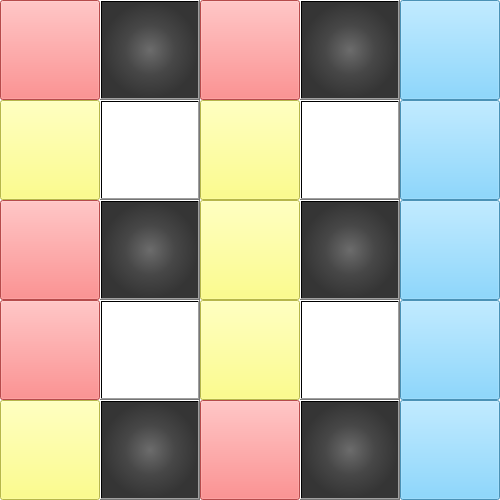
Old version of the form NightmareRealm/mainwindow.ui in the repository GrigoryPA/TagGame.
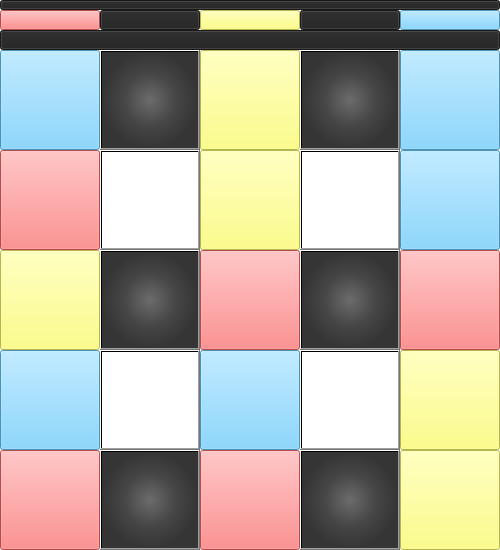
New version of the form.

Commit message: add finish of game

```diff
--- a/NightmareRealm/mainwindow.ui
+++ b/NightmareRealm/mainwindow.ui
@@ -7,7 +7,7 @@
     <x>0</x>
     <y>0</y>
     <width>500</width>
-    <height>500</height>
+    <height>550</height>
    </rect>
   </property>
   <property name="windowTitle">
@@ -20,8 +20,8 @@
    <widget class="QPushButton" name="pushRed_1">
     <property name="geometry">
      <rect>
-      <x>0</x>
-      <y>0</y>
+      <x>400</x>
+      <y>250</y>
       <width>100</width>
       <height>100</height>
      </rect>
@@ -47,7 +47,7 @@
     <property name="geometry">
      <rect>
       <x>0</x>
-      <y>200</y>
+      <y>150</y>
       <width>100</width>
       <height>100</height>
      </rect>
@@ -73,7 +73,7 @@
     <property name="geometry">
      <rect>
       <x>200</x>
-      <y>0</y>
+      <y>250</y>
       <width>100</width>
       <height>100</height>
      </rect>
@@ -99,7 +99,7 @@
     <property name="geometry">
      <rect>
       <x>200</x>
-      <y>400</y>
+      <y>450</y>
       <width>100</width>
       <height>100</height>
      </rect>
@@ -125,7 +125,7 @@
     <property name="geometry">
      <rect>
       <x>200</x>
-      <y>200</y>
+      <y>150</y>
       <width>100</width>
       <height>100</height>
      </rect>
@@ -150,8 +150,8 @@
    <widget class="QPushButton" name="pushYellow_4">
     <property name="geometry">
      <rect>
-      <x>0</x>
-      <y>400</y>
+      <x>400</x>
+      <y>450</y>
       <width>100</width>
       <height>100</height>
      </rect>
@@ -177,7 +177,7 @@
     <property name="geometry">
      <rect>
       <x>100</x>
-      <y>200</y>
+      <y>250</y>
       <width>100</width>
       <height>100</height>
      </rect>
@@ -204,7 +204,7 @@
     <property name="geometry">
      <rect>
       <x>100</x>
-      <y>0</y>
+      <y>50</y>
       <width>100</width>
       <height>100</height>
      </rect>
@@ -231,7 +231,7 @@
     <property name="geometry">
      <rect>
       <x>300</x>
-      <y>300</y>
+      <y>350</y>
       <width>100</width>
       <height>100</height>
      </rect>
@@ -259,7 +259,7 @@
     <property name="geometry">
      <rect>
       <x>300</x>
-      <y>100</y>
+      <y>150</y>
       <width>100</width>
       <height>100</height>
      </rect>
@@ -287,7 +287,7 @@
     <property name="geometry">
      <rect>
       <x>100</x>
-      <y>300</y>
+      <y>350</y>
       <width>100</width>
       <height>100</height>
      </rect>
@@ -315,7 +315,7 @@
     <property name="geometry">
      <rect>
       <x>0</x>
-      <y>300</y>
+      <y>450</y>
       <width>100</width>
       <height>100</height>
      </rect>
@@ -340,8 +340,8 @@
    <widget class="QPushButton" name="pushYellow_1">
     <property name="geometry">
      <rect>
-      <x>200</x>
-      <y>300</y>
+      <x>400</x>
+      <y>350</y>
       <width>100</width>
       <height>100</height>
      </rect>
@@ -367,7 +367,7 @@
     <property name="geometry">
      <rect>
       <x>0</x>
-      <y>100</y>
+      <y>250</y>
       <width>100</width>
       <height>100</height>
      </rect>
@@ -393,7 +393,7 @@
     <property name="geometry">
      <rect>
       <x>200</x>
-      <y>100</y>
+      <y>50</y>
       <width>100</width>
       <height>100</height>
      </rect>
@@ -419,7 +419,7 @@
     <property name="geometry">
      <rect>
       <x>100</x>
-      <y>100</y>
+      <y>150</y>
       <width>100</width>
       <height>100</height>
      </rect>
@@ -447,7 +447,7 @@
     <property name="geometry">
      <rect>
       <x>300</x>
-      <y>200</y>
+      <y>250</y>
       <width>100</width>
       <height>100</height>
      </rect>
@@ -474,7 +474,7 @@
     <property name="geometry">
      <rect>
       <x>100</x>
-      <y>400</y>
+      <y>450</y>
       <width>100</width>
       <height>100</height>
      </rect>
@@ -501,7 +501,7 @@
     <property name="geometry">
      <rect>
       <x>300</x>
-      <y>0</y>
+      <y>50</y>
       <width>100</width>
       <height>100</height>
      </rect>
@@ -528,7 +528,7 @@
     <property name="geometry">
      <rect>
       <x>300</x>
-      <y>400</y>
+      <y>450</y>
       <width>100</width>
       <height>100</height>
      </rect>
@@ -555,7 +555,7 @@
     <property name="geometry">
      <rect>
       <x>400</x>
-      <y>100</y>
+      <y>150</y>
       <width>100</width>
       <height>100</height>
      </rect>
@@ -580,8 +580,8 @@
    <widget class="QPushButton" name="pushBlue_2">
     <property name="geometry">
      <rect>
-      <x>400</x>
-      <y>200</y>
+      <x>200</x>
+      <y>350</y>
       <width>100</width>
       <height>100</height>
      </rect>
@@ -606,8 +606,8 @@
    <widget class="QPushButton" name="pushBlue_3">
     <property name="geometry">
      <rect>
-      <x>400</x>
-      <y>0</y>
+      <x>0</x>
+      <y>50</y>
       <width>100</width>
       <height>100</height>
      </rect>
@@ -633,7 +633,7 @@
     <property name="geometry">
      <rect>
       <x>400</x>
-      <y>400</y>
+      <y>50</y>
       <width>100</width>
       <height>100</height>
      </rect>
@@ -658,8 +658,8 @@
    <widget class="QPushButton" name="pushBlue_5">
     <property name="geometry">
      <rect>
-      <x>400</x>
-      <y>300</y>
+      <x>0</x>
+      <y>350</y>
       <width>100</width>
       <height>100</height>
      </rect>
@@ -681,6 +681,188 @@
      <string/>
     </property>
    </widget>
+   <widget class="QPushButton" name="Red">
+    <property name="geometry">
+     <rect>
+      <x>0</x>
+      <y>10</y>
+      <width>100</width>
+      <height>20</height>
+     </rect>
+    </property>
+    <property name="font">
+     <font>
+      <family>MS UI Gothic</family>
+      <pointsize>24</pointsize>
+      <weight>50</weight>
+      <bold>false</bold>
+     </font>
+    </property>
+    <property name="styleSheet">
+     <string notr="true">background-color: rgb(255, 105, 105);
+color: rgb(0, 0, 0);
+</string>
+    </property>
+    <property name="text">
+     <string/>
+    </property>
+   </widget>
+   <widget class="QPushButton" name="Blue">
+    <property name="geometry">
+     <rect>
+      <x>400</x>
+      <y>10</y>
+      <width>100</width>
+      <height>20</height>
+     </rect>
+    </property>
+    <property name="font">
+     <font>
+      <family>MS UI Gothic</family>
+      <pointsize>24</pointsize>
+      <weight>50</weight>
+      <bold>false</bold>
+     </font>
+    </property>
+    <property name="styleSheet">
+     <string notr="true">background-color: rgb(105, 205, 255);
+color: rgb(0, 0, 0);
+</string>
+    </property>
+    <property name="text">
+     <string/>
+    </property>
+   </widget>
+   <widget class="QPushButton" name="Yellow">
+    <property name="geometry">
+     <rect>
+      <x>200</x>
+      <y>10</y>
+      <width>100</width>
+      <height>20</height>
+     </rect>
+    </property>
+    <property name="font">
+     <font>
+      <family>MS UI Gothic</family>
+      <pointsize>24</pointsize>
+      <weight>50</weight>
+      <bold>false</bold>
+     </font>
+    </property>
+    <property name="styleSheet">
+     <string notr="true">background-color: rgb(255, 255, 105);
+color: rgb(0, 0, 0);
+</string>
+    </property>
+    <property name="text">
+     <string/>
+    </property>
+   </widget>
+   <widget class="QPushButton" name="iron">
+    <property name="geometry">
+     <rect>
+      <x>100</x>
+      <y>10</y>
+      <width>100</width>
+      <height>20</height>
+     </rect>
+    </property>
+    <property name="font">
+     <font>
+      <family>MS UI Gothic</family>
+      <pointsize>24</pointsize>
+      <weight>50</weight>
+      <bold>false</bold>
+     </font>
+    </property>
+    <property name="styleSheet">
+     <string notr="true">background-color: rgb(33, 33, 33);
+color: rgb(0, 0, 0);
+</string>
+    </property>
+    <property name="text">
+     <string/>
+    </property>
+   </widget>
+   <widget class="QPushButton" name="iron_2">
+    <property name="geometry">
+     <rect>
+      <x>300</x>
+      <y>10</y>
+      <width>100</width>
+      <height>20</height>
+     </rect>
+    </property>
+    <property name="font">
+     <font>
+      <family>MS UI Gothic</family>
+      <pointsize>24</pointsize>
+      <weight>50</weight>
+      <bold>false</bold>
+     </font>
+    </property>
+    <property name="styleSheet">
+     <string notr="true">background-color: rgb(33, 33, 33);
+color: rgb(0, 0, 0);
+</string>
+    </property>
+    <property name="text">
+     <string/>
+    </property>
+   </widget>
+   <widget class="QPushButton" name="iron_3">
+    <property name="geometry">
+     <rect>
+      <x>0</x>
+      <y>30</y>
+      <width>500</width>
+      <height>20</height>
+     </rect>
+    </property>
+    <property name="font">
+     <font>
+      <family>MS UI Gothic</family>
+      <pointsize>24</pointsize>
+      <weight>50</weight>
+      <bold>false</bold>
+     </font>
+    </property>
+    <property name="styleSheet">
+     <string notr="true">background-color: rgb(33, 33, 33);
+color: rgb(0, 0, 0);
+</string>
+    </property>
+    <property name="text">
+     <string/>
+    </property>
+   </widget>
+   <widget class="QPushButton" name="iron_4">
+    <property name="geometry">
+     <rect>
+      <x>0</x>
+      <y>0</y>
+      <width>500</width>
+      <height>10</height>
+     </rect>
+    </property>
+    <property name="font">
+     <font>
+      <family>MS UI Gothic</family>
+      <pointsize>24</pointsize>
+      <weight>50</weight>
+      <bold>false</bold>
+     </font>
+    </property>
+    <property name="styleSheet">
+     <string notr="true">background-color: rgb(33, 33, 33);
+color: rgb(0, 0, 0);
+</string>
+    </property>
+    <property name="text">
+     <string/>
+    </property>
+   </widget>
   </widget>
  </widget>
  <resources/>
```
The commit also changes 2 other files.
